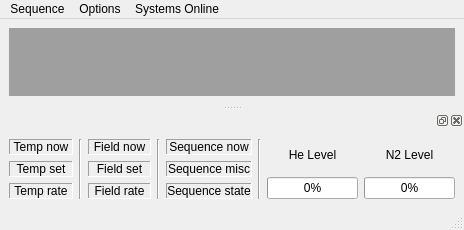
Above: configurations/Cryostat GUI.ui from Cryostat-GUI/Cryostat-GUI before the change. Below: the same form after it.
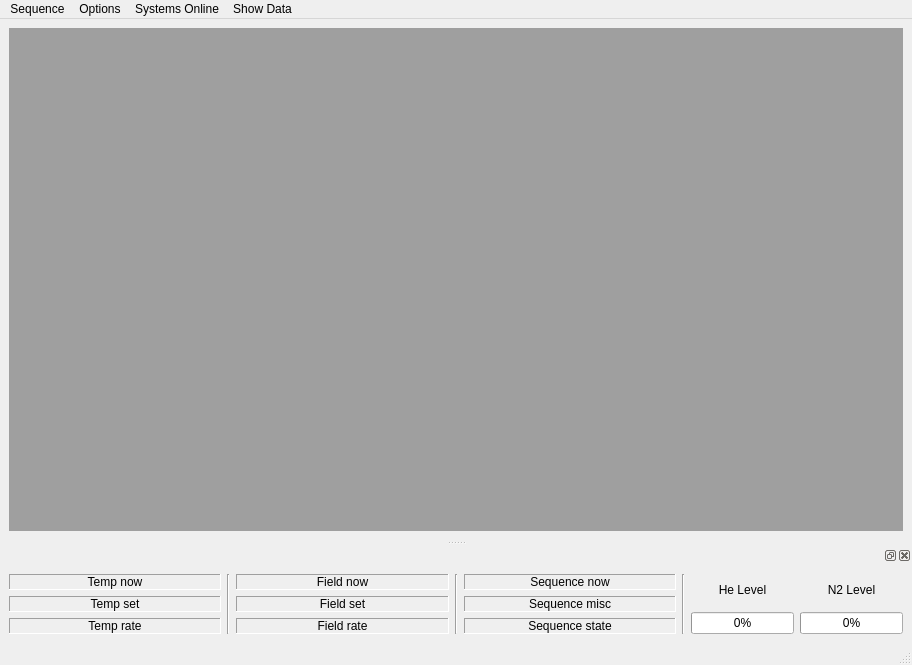
That is the form after the change.

The edit to the form file:
```diff
--- a/configurations/Cryostat GUI.ui
+++ b/configurations/Cryostat GUI.ui
@@ -6,8 +6,8 @@
    <rect>
     <x>0</x>
     <y>0</y>
-    <width>464</width>
-    <height>229</height>
+    <width>912</width>
+    <height>665</height>
    </rect>
   </property>
   <property name="windowTitle">
@@ -46,7 +46,7 @@
     <rect>
      <x>0</x>
      <y>0</y>
-     <width>464</width>
+     <width>912</width>
      <height>21</height>
     </rect>
    </property>
@@ -105,9 +105,17 @@
     <addaction name="menuKeithley"/>
     <addaction name="action_Logging"/>
    </widget>
+   <widget class="QMenu" name="menuShow_Data">
+    <property name="title">
+     <string>Show Data</string>
+    </property>
+    <addaction name="actionLive"/>
+    <addaction name="actionDatabase"/>
+   </widget>
    <addaction name="menuControl"/>
    <addaction name="menuOptions"/>
    <addaction name="menuSystems_Online"/>
+   <addaction name="menuShow_Data"/>
   </widget>
   <widget class="QStatusBar" name="statusbar"/>
   <widget class="QDockWidget" name="Main_dock_infobox">
```
Left out of the diff: 10 changed lines with no effect on the pictures.
